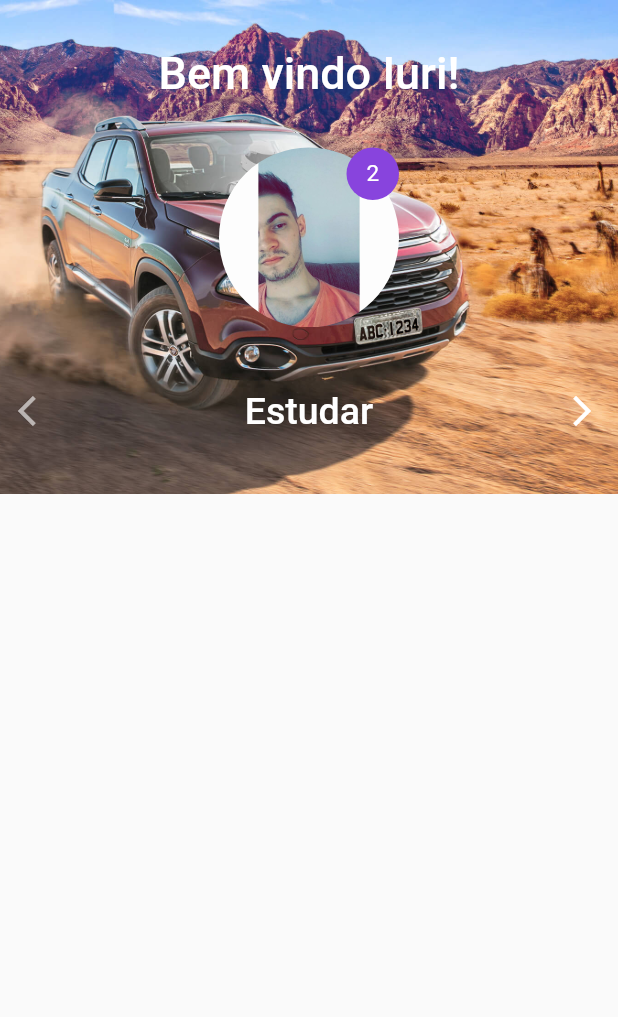
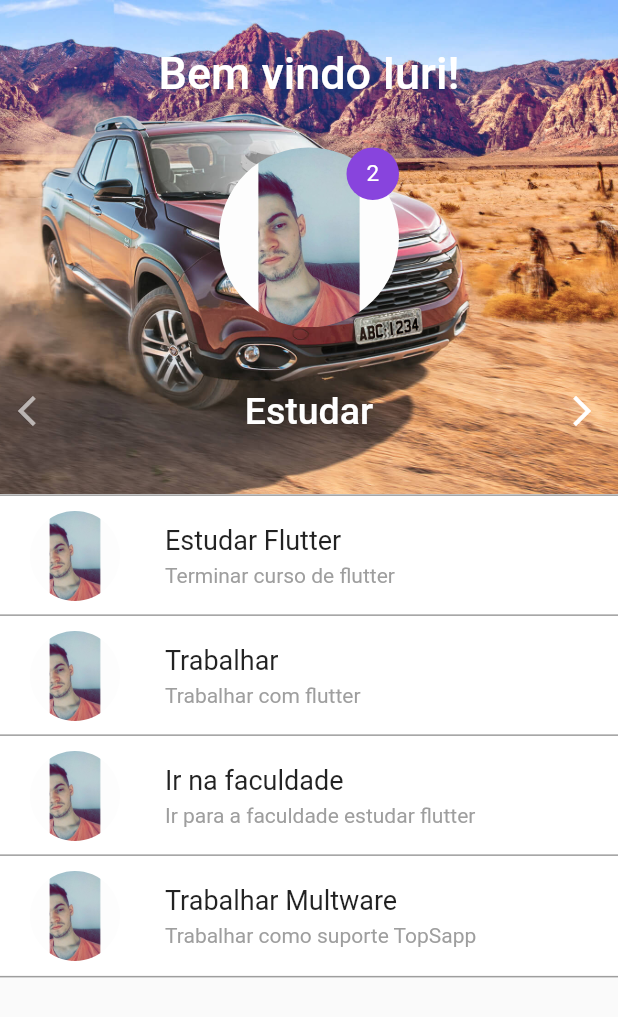
Before and after one commit to IuriKintschev/animation-flutter, a Flutter app: the screen it shows after launch, on a phone screen of 412 x 824 dp. Shown: the top 1017 px of the screen. Run offline on Flutter 3.47's test engine with Material 2 defaults, Android fonts, the phone set to English and light mode, and no system bars.

Commit message:
home animaçao concluida

```diff
--- /dev/null
+++ b/lib/screens/home/widgets/animated_list_view.dart
@@ -0,0 +1,41 @@
+import 'package:flutter/material.dart';
+
+import 'list_data.dart';
+
+class AnimatedListView extends StatelessWidget {
+  final Animation<EdgeInsets> listSlidePosition;
+
+  AnimatedListView({@required this.listSlidePosition});
+
+  @override
+  Widget build(BuildContext context) {
+    return Stack(
+      children: <Widget>[
+        ListData(
+          title: "Estudar Flutter",
+          subTitle: "Terminar curso de flutter",
+          image: AssetImage("assets/perfil.jpg"),
+          margin: listSlidePosition.value * 0,
+        ),
+        ListData(
+          title: "Trabalhar",
+          subTitle: "Trabalhar com flutter",
+          image: AssetImage("assets/perfil.jpg"),
+          margin: listSlidePosition.value * 1,
+        ),
+        ListData(
+          title: "Ir na faculdade",
+          subTitle: "Ir para a faculdade estudar flutter",
+          image: AssetImage("assets/perfil.jpg"),
+          margin: listSlidePosition.value * 2,
+        ),
+        ListData(
+          title: "Trabalhar Multware",
+          subTitle: "Trabalhar como suporte TopSapp",
+          image: AssetImage("assets/perfil.jpg"),
+          margin: listSlidePosition.value * 3,
+        ),
+      ],
+    );
+  }
+}
--- /dev/null
+++ b/lib/screens/home/widgets/list_data.dart
@@ -0,0 +1,75 @@
+import 'package:flutter/material.dart';
+
+class ListData extends StatelessWidget {
+  final String title;
+  final String subTitle;
+  final ImageProvider image;
+  final EdgeInsets margin;
+
+  ListData({this.title, this.subTitle, this.image, this.margin});
+
+  @override
+  Widget build(BuildContext context) {
+    return Container(
+      margin: margin,
+      decoration: BoxDecoration(
+        color: Colors.white,
+        border: Border(
+          bottom: BorderSide(
+            color: Colors.grey,
+            width: 1.0,
+          ),
+          top: BorderSide(
+            color: Colors.grey,
+            width: 1.0,
+          ),
+        ),
+      ),
+      child: Row(
+        children: <Widget>[
+          Container(
+            margin: EdgeInsets.only(
+              bottom: 10,
+              top: 10,
+              left: 20,
+              right: 30,
+            ),
+            width: 60,
+            height: 60,
+            decoration: BoxDecoration(
+              shape: BoxShape.circle,
+              image: DecorationImage(
+                image: image,
+              ),
+            ),
+          ),
+          Expanded(
+            child: Column(
+              crossAxisAlignment: CrossAxisAlignment.start,
+              children: <Widget>[
+                Text(
+                  title,
+                  style: TextStyle(
+                    fontSize: 18,
+                    fontWeight: FontWeight.w400,
+                  ),
+                ),
+                SizedBox(
+                  height: 5,
+                ),
+                Text(
+                  subTitle,
+                  style: TextStyle(
+                    fontSize: 14,
+                    color: Colors.grey,
+                    fontWeight: FontWeight.w400,
+                  ),
+                ),
+              ],
+            ),
+          ),
+        ],
+      ),
+    );
+  }
+}
--- a/lib/screens/home/widgets/stagger_animation.dart
+++ b/lib/screens/home/widgets/stagger_animation.dart
@@ -1,5 +1,6 @@
 import 'package:flutter/material.dart';
 
+import 'animated_list_view.dart';
 import 'home_top.dart';
 
 class StaggerAnimation extends StatelessWidget {
@@ -7,10 +8,25 @@ class StaggerAnimation extends StatelessWidget {
 
   final Animation<double> containerGrow;
 
+  final Animation<EdgeInsets> listSlidePosition;
+
   StaggerAnimation({@required this.controller})
       : containerGrow = CurvedAnimation(
           parent: controller,
           curve: Curves.ease,
+        ),
+        listSlidePosition = EdgeInsetsTween(
+          begin: EdgeInsets.only(top: 0),
+          end: EdgeInsets.only(top: 80),
+        ).animate(
+          CurvedAnimation(
+            parent: controller,
+            curve: Interval(
+              0.325,
+              0.8,
+              curve: Curves.ease,
+            ),
+          ),
         );
 
   Widget _buildAnimation(BuildContext context, Widget child) {
@@ -19,6 +35,9 @@ class StaggerAnimation extends StatelessWidget {
       children: <Widget>[
         HomeTop(
           containerGrow: containerGrow,
+        ),
+        AnimatedListView(
+          listSlidePosition: listSlidePosition,
         ),
       ],
     );
```
